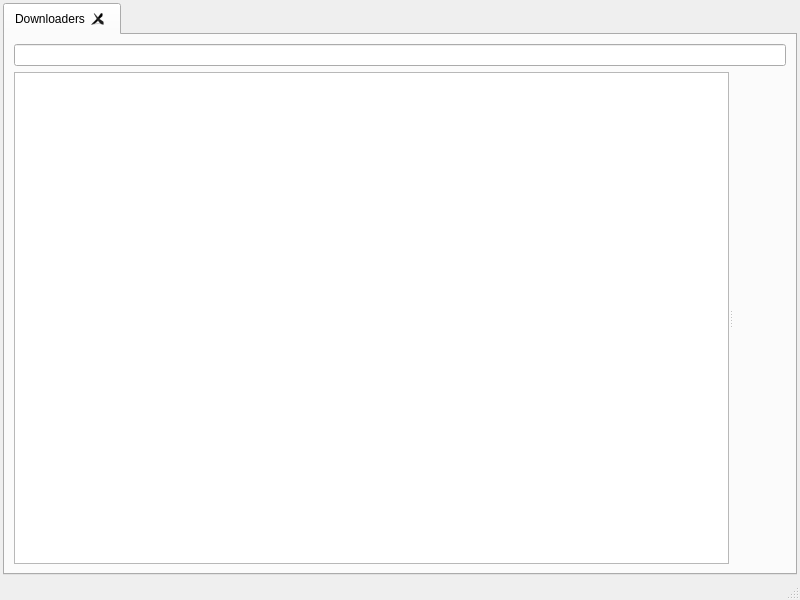
The window that src/leechcraft.ui (0xd34df00d/leechcraft) describes before a commit, drawn with Qt 5.
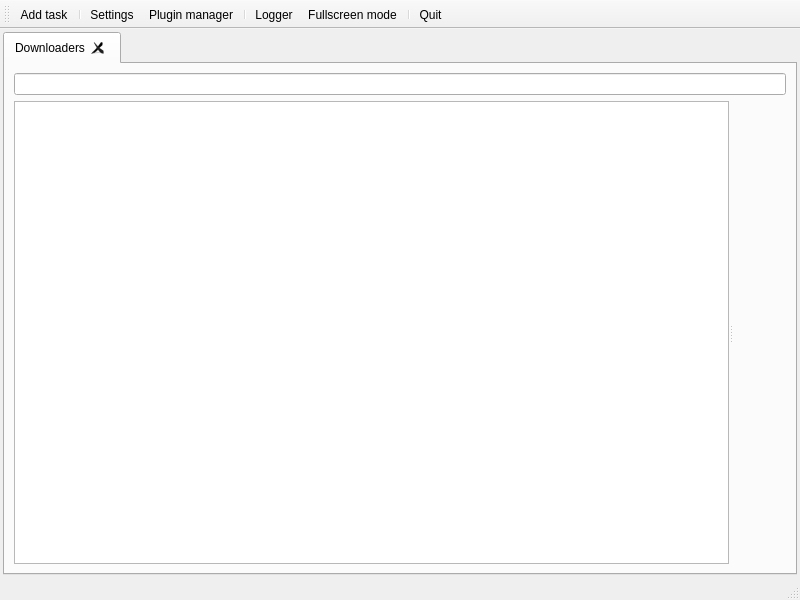
The same window after the commit. Icons and pictures are not drawn. Custom widgets are drawn as their Qt base class.

Commit message: * Overall: Control toolbar in the main toolbar area now.

What changed in the file:
```diff
--- a/src/leechcraft.ui
+++ b/src/leechcraft.ui
@@ -113,6 +113,26 @@
    </layout>
   </widget>
   <widget class="QStatusBar" name="statusbar"/>
+  <widget class="QToolBar" name="toolBar">
+   <property name="windowTitle">
+    <string>toolBar</string>
+   </property>
+   <attribute name="toolBarArea">
+    <enum>TopToolBarArea</enum>
+   </attribute>
+   <attribute name="toolBarBreak">
+    <bool>false</bool>
+   </attribute>
+   <addaction name="ActionAddTask_"/>
+   <addaction name="separator"/>
+   <addaction name="ActionSettings_"/>
+   <addaction name="ActionPluginManager_"/>
+   <addaction name="separator"/>
+   <addaction name="ActionLogger_"/>
+   <addaction name="ActionFullscreenMode_"/>
+   <addaction name="separator"/>
+   <addaction name="ActionQuit_"/>
+  </widget>
   <action name="ActionAddTask_">
    <property name="icon">
     <iconset>
@@ -158,7 +178,10 @@
     <bool>true</bool>
    </property>
    <property name="text">
-    <string>Fullscreen Mode</string>
+    <string>Fullscreen mode</string>
+   </property>
+   <property name="toolTip">
+    <string>Fullscreen mode</string>
    </property>
    <property name="shortcut">
     <string>F11</string>
```
The commit also changes 13 other files.
